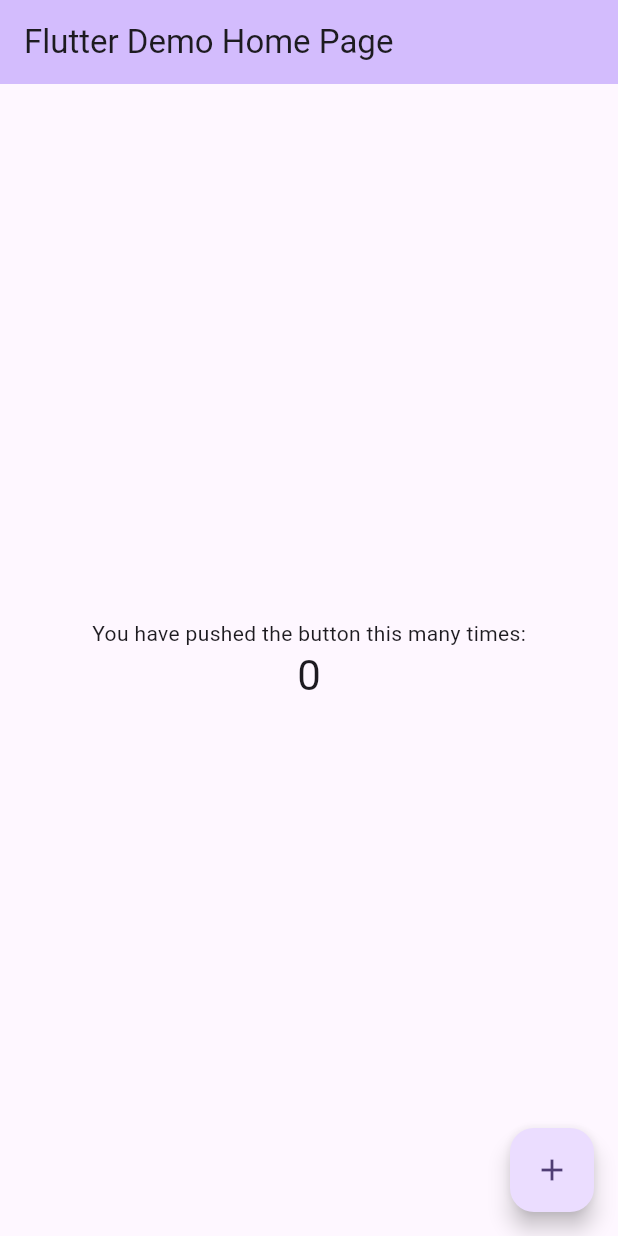
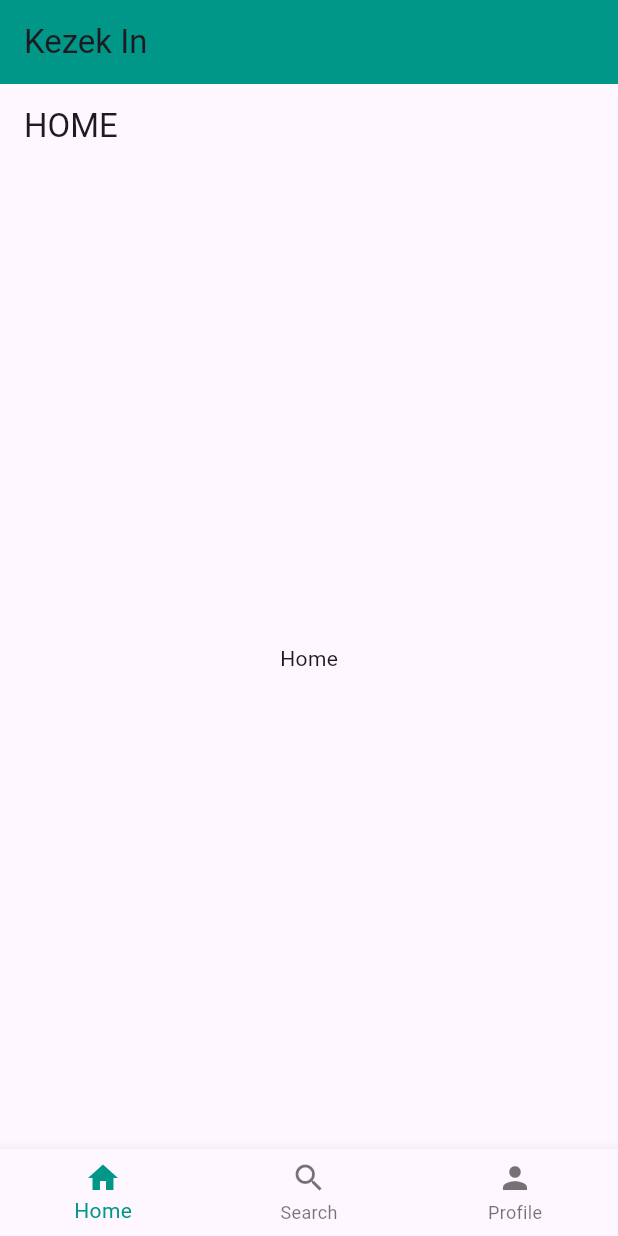
Before and after one commit to erulan002/kezek-in, a Flutter app: the screen it shows after launch, on a phone screen of 412 x 824 dp. Run offline on Flutter 3.47's test engine with Material 3 defaults, Android fonts, the phone set to English and light mode, and no system bars.

Commit message:
Add: Bottom Nav Bar

```diff
--- /dev/null
+++ b/lib/features/home/view/home_screen.dart
@@ -0,0 +1,13 @@
+import 'package:flutter/material.dart';
+
+class HomeScreen extends StatelessWidget {
+  const HomeScreen({super.key});
+
+  @override
+  Widget build(BuildContext context) {
+    return Scaffold(
+      appBar: AppBar(title: Text('HOME')),
+      body: Center(child: Text('Home')),
+    );
+  }
+}
--- /dev/null
+++ b/lib/features/profile/view/profile_screen.dart
@@ -0,0 +1,13 @@
+import 'package:flutter/material.dart';
+
+class ProfileScreen extends StatelessWidget {
+  const ProfileScreen({super.key});
+
+  @override
+  Widget build(BuildContext context) {
+    return Scaffold(
+      appBar: AppBar(title: Text('PROFILE')),
+      body: Center(child: Text('Profile')),
+    );
+  }
+}
--- /dev/null
+++ b/lib/features/search/view/search_screen.dart
@@ -0,0 +1,13 @@
+import 'package:flutter/material.dart';
+
+class SearchScreen extends StatelessWidget {
+  const SearchScreen({super.key});
+
+  @override
+  Widget build(BuildContext context) {
+    return Scaffold(
+      appBar: AppBar(title: Text('SEARCH')),
+      body: Center(child: Text('Search')),
+    );
+  }
+}
--- a/lib/main.dart
+++ b/lib/main.dart
@@ -1,131 +1,7 @@
 import 'package:flutter/material.dart';
+
+import 'my_app.dart';
 
 void main() {
   runApp(const MyApp());
 }
-
-class MyApp extends StatelessWidget {
-  const MyApp({super.key});
-
-  // This widget is the root of your application.
-  @override
-  Widget build(BuildContext context) {
-    return MaterialApp(
-      title: 'Flutter Demo',
-      theme: ThemeData(
-        // This is the theme of your application.
-        //
-        // TRY THIS: Try running your application with "flutter run". You'll see
-        // the application has a purple toolbar. Then, without quitting the app,
-        // try changing the seedColor in the colorScheme below to Colors.green
-        // and then invoke "hot reload" (save your changes or press the "hot
-        // reload" button in a Flutter-supported IDE, or press "r" if you used
-        // the command line to start the app).
-        //
-        // Notice that the counter didn't reset back to zero; the application
-        // state is not lost during the reload. To reset the state, use hot
-        // restart instead.
-        //
-        // This works for code too, not just values: Most code changes can be
-        // tested with just a hot reload.
-        colorScheme: ColorScheme.fromSeed(seedColor: Colors.deepPurple),
-      ),
-      home: const MyHomePage(title: 'Flutter Demo Home Page'),
-    );
-  }
-}
-
-class MyHomePage extends StatefulWidget {
-  const MyHomePage({super.key, required this.title});
-
-  // This widget is the home page of your application. It is stateful, meaning
-  // that it has a State object (defined below) that contains fields that affect
-  // how it looks.
-
-  // This class is the configuration for the state. It holds the values (in this
-  // case the title) provided by the parent (in this case the App widget) and
-  // used by the build method of the State. Fields in a Widget subclass are
-  // always marked "final".
-
-  final String title;
-
-  @override
-  State<MyHomePage> createState() => _MyHomePageState();
-}
-
-class _MyHomePageState extends State<MyHomePage> {
-  int _counter = 0;
-
-  void _incrementCounter() {
-    setState(() {
-      // This call to setState tells the Flutter framework that something has
-      // changed in this State, which causes it to rerun the build method below
-      // so that the display can reflect the updated values. If we changed
-      // _counter without calling setState(), then the build method would not be
-      // called again, and so nothing would appear to happen.
-      _counter++;
-    });
-  }
-
-  @override
-  Widget build(BuildContext context) {
-    // This method is rerun every time setState is called, for instance as done
-    // by the _incrementCounter method above.
-    //
-    // The Flutter framework has been optimized to make rerunning build methods
-    // fast, so that you can just rebuild anything that needs updating rather
-    // than having to individually change instances of widgets.
-    return Scaffold(
-      appBar: AppBar(
-        // TRY THIS: Try changing the color here to a specific color (to
-        // Colors.amber, perhaps?) and trigger a hot reload to see the AppBar
-        // change color while the other colors stay the same.
-        backgroundColor: Theme.of(context).colorScheme.inversePrimary,
-        // Here we take the value from the MyHomePage object that was created by
-        // the App.build method, and use it to set our appbar title.
-        title: Text(widget.title),
-      ),
-      body: Center(
-        // Center is a layout widget. It takes a single child and positions it
-        // in the middle of the parent.
-        child: Column(
-          // Column is also a layout widget. It takes a list of children and
-          // arranges them vertically. By default, it sizes itself to fit its
-          // children horizontally, and tries to be as tall as its parent.
-          //
-          // Column has various properties to control how it sizes itself and
-          // how it positions its children. Here we use mainAxisAlignment to
-          // center the children vertically; the main axis here is the vertical
-          // axis because Columns are vertical (the cross axis would be
-          // horizontal).
-          //
-          // TRY THIS: Invoke "debug painting" (choose the "Toggle Debug Paint"
-          // action in the IDE, or press "p" in the console), to see the
-          // wireframe for each widget.
-          mainAxisAlignment: MainAxisAlignment.center,
-          children: <Widget>[
-            const Text('You have pushed the button this many times:'),
-            Text(
-              '$_counter',
-              style: Theme.of(context).textTheme.headlineMedium,
-            ),
-          ],
-        ),
-      ),
-      floatingActionButton: FloatingActionButton(
-        onPressed: _incrementCounter,
-        tooltip: 'Increment',
-        child: const Icon(Icons.add),
-      ), // This trailing comma makes auto-formatting nicer for build methods.
-    );
-  }
-}
-
-class MyFirstScreen extends StatelessWidget {
-  const MyFirstScreen({super.key});
-
-  @override
-  Widget build(BuildContext context) {
-    return const Placeholder();
-  }
-}
--- /dev/null
+++ b/lib/my_app.dart
@@ -0,0 +1,11 @@
+import 'package:flutter/material.dart';
+import 'package:kezek_in/pages/home_page.dart';
+
+class MyApp extends StatelessWidget {
+  const MyApp({super.key});
+
+  @override
+  Widget build(BuildContext context) {
+    return const MaterialApp(home: HomePage());
+  }
+}
--- /dev/null
+++ b/lib/pages/home_page.dart
@@ -0,0 +1,39 @@
+import 'package:flutter/material.dart';
+import 'package:kezek_in/features/home/view/home_screen.dart';
+import 'package:kezek_in/features/profile/view/profile_screen.dart';
+import 'package:kezek_in/features/search/view/search_screen.dart';
+
+class HomePage extends StatefulWidget {
+  const HomePage({super.key});
+
+  @override
+  State<HomePage> createState() => _HomePageState();
+}
+
+class _HomePageState extends State<HomePage> {
+  int _currentIndex = 0;
+
+  List<Widget> _screens = [HomeScreen(), SearchScreen(), ProfileScreen()];
+
+  @override
+  Widget build(BuildContext context) {
+    return Scaffold(
+      appBar: AppBar(title: Text('Kezek In'), backgroundColor: Colors.teal),
+      body: IndexedStack(index: _currentIndex, children: _screens),
+      bottomNavigationBar: BottomNavigationBar(
+        selectedItemColor: Colors.teal,
+        currentIndex: _currentIndex,
+        onTap: (value) {
+          setState(() {
+            _currentIndex = value;
+          });
+        },
+        items: [
+          BottomNavigationBarItem(icon: Icon(Icons.home), label: 'Home'),
+          BottomNavigationBarItem(icon: Icon(Icons.search), label: 'Search'),
+          BottomNavigationBarItem(icon: Icon(Icons.person), label: 'Profile'),
+        ],
+      ),
+    );
+  }
+}
```
Also changed, not shown: 1 other file.
